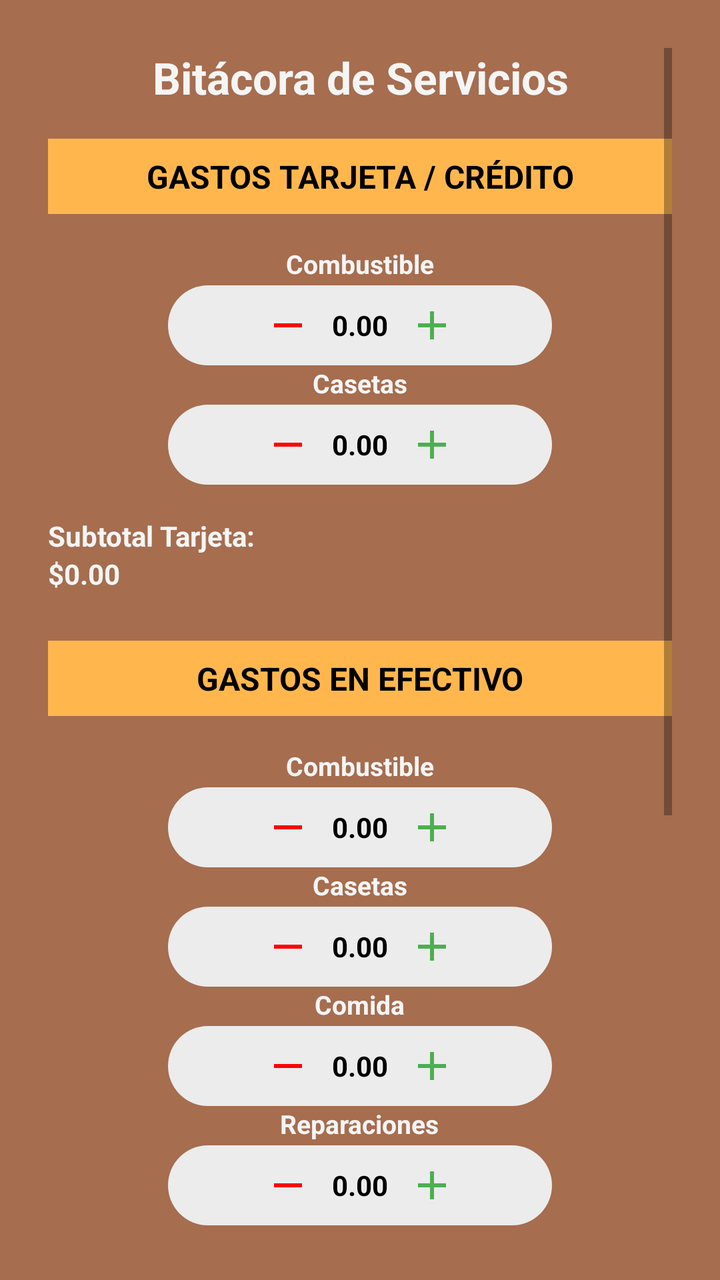
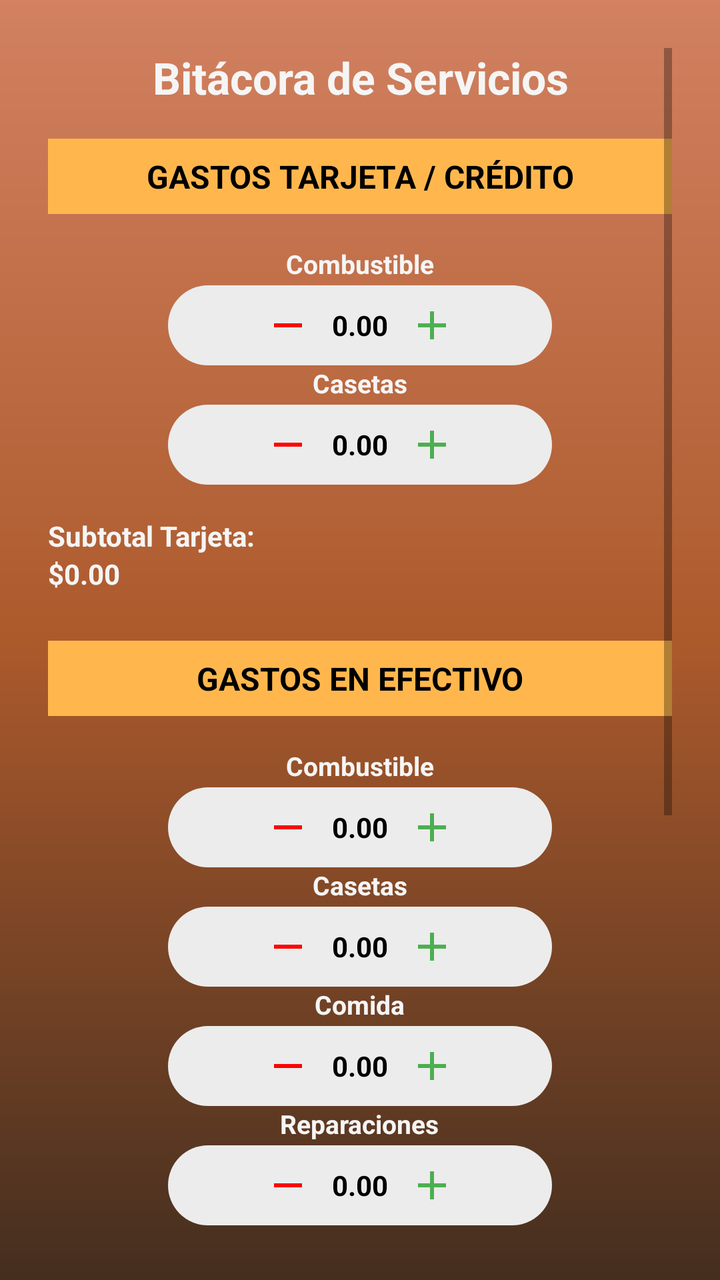

An Android layout rendered at two revisions. The XML below is the earlier revision; the diff shows what the commit changed to produce the second picture.
<!-- AndroidManifest.xml: application theme Theme.Satori_by_Aristo -->
<!-- res/layout/activity_nueva_bitacora3.xml -->
<?xml version="1.0" encoding="utf-8"?>
<ScrollView xmlns:android="http://schemas.android.com/apk/res/android"
    xmlns:app="http://schemas.android.com/apk/res-auto"
    android:id="@+id/main"
    android:layout_width="match_parent"
    android:layout_height="match_parent"
    android:background="@color/naranja_fondo"
    android:padding="24dp">

    <LinearLayout
        android:layout_width="match_parent"
        android:layout_height="wrap_content"
        android:orientation="vertical">

        
        <TextView
            android:layout_width="match_parent"
            android:layout_height="wrap_content"
            android:text="Bitácora de Servicios"
            android:textColor="@color/blanco_hueso"
            android:textSize="22sp"
            android:textStyle="bold"
            android:gravity="center"
            android:layout_marginBottom="16dp"/>

        
        <TextView
            android:layout_width="match_parent"
            android:layout_height="wrap_content"
            android:background="@color/naranja_suave"
            android:gravity="center"
            android:padding="8dp"
            android:text="GASTOS TARJETA / CRÉDITO"
            android:textColor="@color/black"
            android:textSize="16sp"
            android:textStyle="bold"
            android:layout_marginBottom="16dp"/>

        
        
        <TextView
            android:layout_gravity="center_horizontal"
            android:layout_width="wrap_content"
            android:layout_height="wrap_content"
            android:text="Combustible"
            android:textColor="@color/blanco_hueso"
            android:textSize="13sp"
            android:textStyle="bold"
            android:layout_marginBottom="2dp"/>
        <include
            layout="@layout/item_calculador"
            android:id="@+id/blockCombustibleT"
            android:layout_width="wrap_content"
            android:layout_height="wrap_content"
            android:layout_gravity="center"/>
        
        <TextView
            android:layout_gravity="center_horizontal"
            android:layout_width="wrap_content"
            android:layout_height="wrap_content"
            android:text="Casetas"
            android:textColor="@color/blanco_hueso"
            android:textSize="13sp"
            android:textStyle="bold"
            android:layout_marginBottom="2dp"/>

        <include layout="@layout/item_calculador" android:id="@+id/blockCasetasT"   android:layout_width="wrap_content"
            android:layout_height="wrap_content"
            android:layout_gravity="center"/>

        
        <TextView
            android:layout_width="match_parent"
            android:layout_height="wrap_content"
            android:text="Subtotal Tarjeta:"
            android:textStyle="bold"
            android:textColor="@color/blanco_hueso"
            android:layout_marginTop="16dp"/>
        <TextView
            android:id="@+id/tvSubtotalTarjeta"
            android:layout_width="match_parent"
            android:layout_height="wrap_content"
            android:text="$0.00"
            android:textStyle="bold"
            android:textColor="@color/blanco_hueso"/>

        
        <TextView
            android:layout_width="match_parent"
            android:layout_height="wrap_content"
            android:background="@color/naranja_suave"
            android:gravity="center"
            android:padding="8dp"
            android:text="GASTOS EN EFECTIVO"
            android:textColor="@color/black"
            android:textSize="16sp"
            android:textStyle="bold"
            android:layout_marginTop="24dp"
            android:layout_marginBottom="16dp"/>

        
        <TextView
            android:layout_gravity="center_horizontal"
            android:layout_width="wrap_content"
            android:layout_height="wrap_content"
            android:text="Combustible"
            android:textColor="@color/blanco_hueso"
            android:textSize="13sp"
            android:textStyle="bold"
            android:layout_marginBottom="2dp"/>

        <include layout="@layout/item_calculador" android:id="@+id/blockCombustibleE"   android:layout_width="wrap_content"
            android:layout_height="wrap_content"
            android:layout_gravity="center"/>
        <TextView
            android:layout_gravity="center_horizontal"
            android:layout_width="wrap_content"
            android:layout_height="wrap_content"
            android:text="Casetas"
            android:textColor="@color/blanco_hueso"
            android:textSize="13sp"
            android:textStyle="bold"
            android:layout_marginBottom="2dp"/>

        <include layout="@layout/item_calculador" android:id="@+id/blockCasetasE"   android:layout_width="wrap_content"
            android:layout_height="wrap_content"
            android:layout_gravity="center"/>
        <TextView
            android:layout_gravity="center_horizontal"
            android:layout_width="wrap_content"
            android:layout_height="wrap_content"
            android:text="Comida"
            android:textColor="@color/blanco_hueso"
            android:textSize="13sp"
            android:textStyle="bold"
            android:layout_marginBottom="2dp"/>

        <include layout="@layout/item_calculador" android:id="@+id/blockComida"   android:layout_width="wrap_content"
            android:layout_height="wrap_content"
            android:layout_gravity="center"/>
        <TextView
            android:layout_gravity="center_horizontal"
            android:layout_width="wrap_content"
            android:layout_height="wrap_content"
            android:text="Reparaciones"
            android:textColor="@color/blanco_hueso"
            android:textSize="13sp"
            android:textStyle="bold"
            android:layout_marginBottom="2dp"/>

        <include layout="@layout/item_calculador" android:id="@+id/blockReparaciones"   android:layout_width="wrap_content"
            android:layout_height="wrap_content"
            android:layout_gravity="center"/>
        <TextView
            android:layout_gravity="center_horizontal"
            android:layout_width="wrap_content"
            android:layout_height="wrap_content"
            android:text="Maniobras"
            android:textColor="@color/blanco_hueso"
            android:textSize="13sp"
            android:textStyle="bold"
            android:layout_marginBottom="2dp"/>

        <include layout="@layout/item_calculador" android:id="@+id/blockManiobras"   android:layout_width="wrap_content"
            android:layout_height="wrap_content"
            android:layout_gravity="center"/>
        <TextView
            android:layout_gravity="center_horizontal"
            android:layout_width="wrap_content"
            android:layout_height="wrap_content"
            android:text="Transito/Federal"
            android:textColor="@color/blanco_hueso"
            android:textSize="13sp"
            android:textStyle="bold"
            android:layout_marginBottom="2dp"/>

        <include layout="@layout/item_calculador" android:id="@+id/blockTransitos"  android:layout_width="wrap_content"
            android:layout_height="wrap_content"
            android:layout_gravity="center"/>
        <TextView
            android:layout_gravity="center_horizontal"
            android:layout_width="wrap_content"
            android:layout_height="wrap_content"
            android:text="Otros"
            android:textColor="@color/blanco_hueso"
            android:textSize="13sp"
            android:textStyle="bold"
            android:layout_marginBottom="2dp"/>

        <include layout="@layout/item_calculador" android:id="@+id/blockOtros"   android:layout_width="wrap_content"
            android:layout_height="wrap_content"
            android:layout_gravity="center"/>

        
        <TextView
            android:layout_width="match_parent"
            android:layout_height="wrap_content"
            android:text="Subtotal Efectivo:"
            android:textStyle="bold"
            android:textColor="@color/blanco_hueso"
            android:layout_marginTop="16dp"/>
        <TextView
            android:id="@+id/tvSubtotalEfectivo"
            android:layout_width="match_parent"
            android:layout_height="wrap_content"
            android:text="$0.00"
            android:textStyle="bold"
            android:textColor="@color/blanco_hueso"/>

        
        <TextView
            android:layout_width="match_parent"
            android:layout_height="wrap_content"
            android:text="Gran Total:"
            android:textStyle="bold"
            android:textColor="@color/blanco_hueso"
            android:layout_marginTop="16dp"/>
        <TextView
            android:id="@+id/tvGranTotal"
            android:layout_width="match_parent"
            android:layout_height="wrap_content"
            android:text="$0.00"
            android:textStyle="bold"
            android:textColor="@color/blanco_hueso"/>

        
        <LinearLayout
            android:layout_width="match_parent"
            android:layout_height="wrap_content"
            android:orientation="horizontal"
            android:layout_marginTop="32dp">

            <com.google.android.material.button.MaterialButton
                android:id="@+id/atrasBitacora"
                style="@style/Widget.MaterialComponents.Button.OutlinedButton"
                android:layout_width="0dp"
                android:layout_height="56dp"
                android:layout_weight="1"
                android:text="ATRÁS"
                android:textColor="@color/blanco_hueso"
                app:strokeColor="@color/blanco_hueso"
                app:strokeWidth="2dp"
                app:cornerRadius="16dp"
                android:layout_marginEnd="8dp"/>

            <com.google.android.material.button.MaterialButton
                android:id="@+id/siguienteBitacora"
                android:layout_width="0dp"
                android:layout_height="56dp"
                android:layout_weight="1"
                android:text="GUARDAR"
                android:textColor="@android:color/white"
                app:backgroundTint="@color/green"
                app:cornerRadius="16dp"
                app:elevation="4dp"
                android:layout_marginStart="8dp"/>
        </LinearLayout>

    </LinearLayout>
</ScrollView>
<!-- res/layout/item_calculador.xml (included above) -->
<?xml version="1.0" encoding="utf-8"?>
<LinearLayout xmlns:android="http://schemas.android.com/apk/res/android"
    android:orientation="vertical"
    android:layout_width="match_parent"
    android:layout_height="wrap_content"
    android:layout_marginBottom="8dp">



    
    <LinearLayout
        android:layout_width="192dp"
        android:layout_height="wrap_content"
        android:background="@drawable/bg_capsule"
        android:gravity="center"
    android:orientation="horizontal"
    android:padding="6dp">

    <ImageButton
        android:id="@+id/btnMinus"
        android:layout_width="28dp"
        android:layout_height="28dp"
        android:background="?attr/selectableItemBackgroundBorderless"
        android:src="@drawable/ic_menos" />

    <EditText
        android:id="@+id/etMinus"
        android:layout_width="50dp"
        android:layout_height="wrap_content"
        android:layout_marginStart="4dp"
        android:hint="0.00"
        android:inputType="numberDecimal"
        android:textSize="12sp"
        android:visibility="gone" />

    <TextView
        android:id="@+id/tvTotal"
        android:layout_width="wrap_content"
        android:layout_height="wrap_content"
        android:layout_marginHorizontal="8dp"
        android:text="0.00"
        android:textColor="@color/black"
        android:textSize="14sp"
        android:textStyle="bold"
        android:gravity="center"/>

    <EditText
        android:id="@+id/etPlus"
        android:layout_width="50dp"
        android:layout_height="wrap_content"
        android:layout_marginEnd="4dp"
        android:hint="0.00"
        android:inputType="numberDecimal"
        android:textSize="12sp"
        android:visibility="gone" />

    <ImageButton
        android:id="@+id/btnPlus"
        android:layout_width="28dp"
        android:layout_height="28dp"
        android:background="?attr/selectableItemBackgroundBorderless"
        android:src="@drawable/ic_mas" />
</LinearLayout>

</LinearLayout>
<!-- resources referenced by this layout -->
<resources>
  <color name="black">#FF000000</color>
  <color name="blanco_hueso">#F5F5F5</color>
  <color name="green">#4CAF50</color>
  <color name="naranja_fondo">#A66D4F</color>
  <color name="naranja_suave">#FFB74D</color>
  <!-- drawable bg_capsule (drawable) -->
  <shape xmlns:android="http://schemas.android.com/apk/res/android"
      android:shape="rectangle">
      <solid android:color="#ECECEC"/>
      <corners android:radius="50dp"/>
      <padding android:left="16dp" android:top="8dp"
          android:right="16dp" android:bottom="8dp"/>
  </shape>
  <!-- drawable ic_mas (drawable) -->
  <vector xmlns:android="http://schemas.android.com/apk/res/android"
      android:width="24dp"
      android:height="24dp"
      android:viewportWidth="24"
      android:viewportHeight="24"
      android:tint="#4CAF50"> 
      <path
          android:fillColor="@android:color/white"
          android:pathData="M19,13h-6v6h-2v-6H5v-2h6V5h2v6h6v2z"/>
  </vector>
  <!-- drawable ic_menos (drawable) -->
  <vector xmlns:android="http://schemas.android.com/apk/res/android"
      android:width="24dp"
      android:height="24dp"
      android:viewportWidth="24"
      android:viewportHeight="24"
      android:tint="#FF0000"> 
      <path
          android:fillColor="@android:color/white"
          android:pathData="M19,13H5v-2h14v2Z"/>
  </vector>
  <style name="Theme.Satori_by_Aristo" parent="Theme.MaterialComponents.DayNight.DarkActionBar">
          
          <item name="colorPrimary">@color/orange</item>
          <item name="colorPrimaryVariant">@color/orange_dark</item>
          <item name="colorOnPrimary">@color/white</item>
          <item name="colorSecondary">@color/grey</item>
          <item name="colorOnSecondary">@color/black</item>
      </style>
  <color name="orange">#FF9800</color>
  <color name="orange_dark">#F57C00</color>
  <color name="white">#FFFFFFFF</color>
  <color name="grey">#BF040303</color>
</resources>

<!-- the commit's change to res/layout/activity_nueva_bitacora3.xml (unified diff, before → after) -->
@@ -4,7 +4,7 @@
     android:id="@+id/main"
     android:layout_width="match_parent"
     android:layout_height="match_parent"
-    android:background="@color/naranja_fondo"
+    android:background="@drawable/bg_gradient"
     android:padding="24dp">
 
     <LinearLayout
<!-- resource entries referenced after the edit -->
@@ -3,7 +3,6 @@
   <color name="black">#FF000000</color>
   <color name="blanco_hueso">#F5F5F5</color>
   <color name="green">#4CAF50</color>
-  <color name="naranja_fondo">#A66D4F</color>
   <color name="naranja_suave">#FFB74D</color>
   <!-- drawable bg_capsule (drawable) -->
   <shape xmlns:android="http://schemas.android.com/apk/res/android"
@@ -12,6 +11,15 @@
       <corners android:radius="50dp"/>
       <padding android:left="16dp" android:top="8dp"
           android:right="16dp" android:bottom="8dp"/>
+  </shape>
+  <!-- drawable bg_gradient (drawable) -->
+  <shape xmlns:android="http://schemas.android.com/apk/res/android"
+      android:shape="rectangle">
+      <gradient
+          android:startColor="#442E1F"
+          android:centerColor="#AC5A2C"
+          android:endColor="#D28161"
+          android:angle="90"/>
   </shape>
   <!-- drawable ic_mas (drawable) -->
   <vector xmlns:android="http://schemas.android.com/apk/res/android"
@@ -42,6 +50,12 @@
           <item name="colorOnPrimary">@color/white</item>
           <item name="colorSecondary">@color/grey</item>
           <item name="colorOnSecondary">@color/black</item>
+  
+          
+          <item name="android:statusBarColor">@color/orange_dark</item> 
+          <item name="android:windowDrawsSystemBarBackgrounds">true</item> 
+          <item name="windowActionBar">true</item>
+          <item name="windowNoTitle">false</item>
       </style>
   <color name="orange">#FF9800</color>
   <color name="orange_dark">#F57C00</color>
